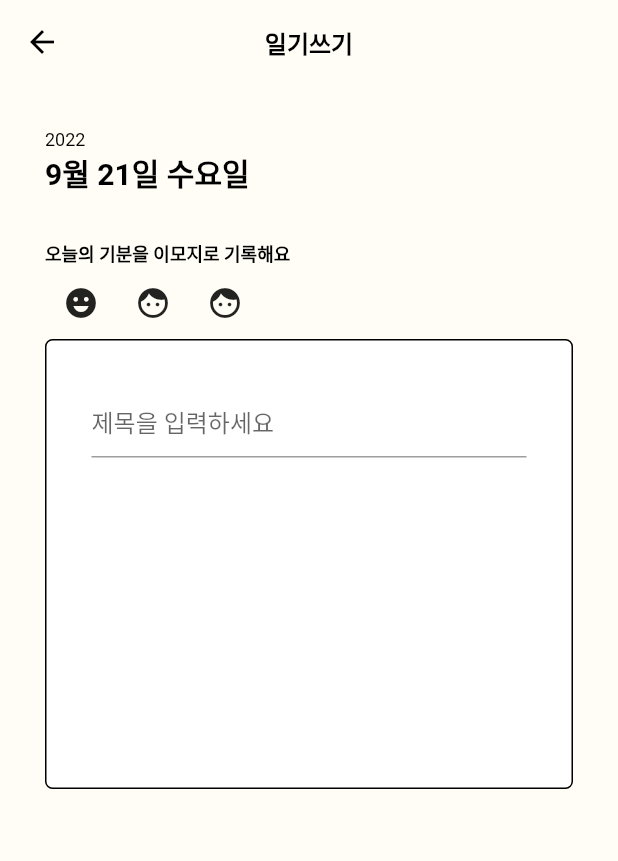
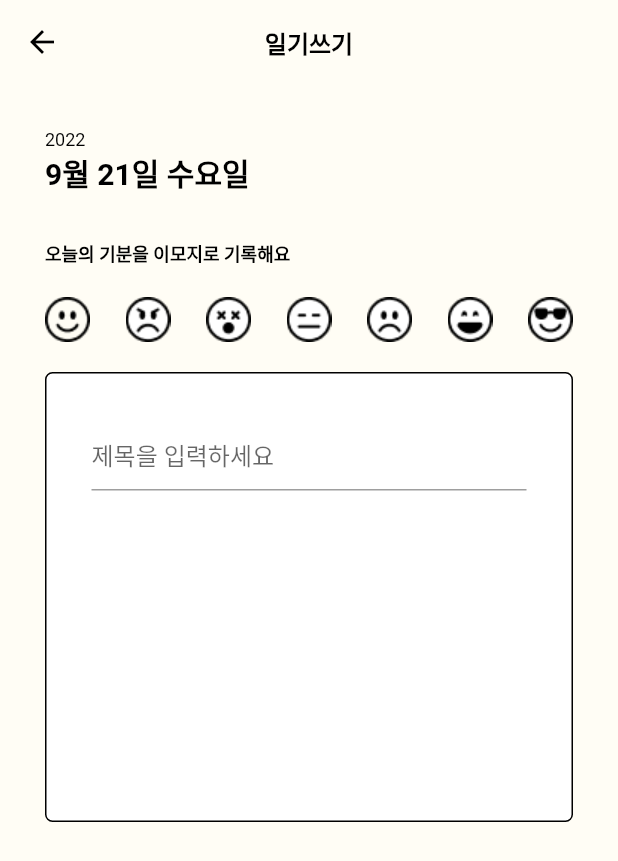
Before and after one commit to JeeSeoyoung/MOOHA, a Flutter app: the WritingPage screen opened by its route, on a phone screen of 412 x 824 dp. Shown: the top 861 px of the screen. Run offline on Flutter 3.47's test engine with Material 2 defaults, Android fonts, the phone set to English and light mode, and no system bars.

Commit message:
image change

```diff
--- a/lib/writingPage.dart
+++ b/lib/writingPage.dart
@@ -41,13 +41,48 @@ class _WritingPageState extends State<WritingPage> {
               '오늘의 기분을 이모지로 기록해요',
               style: Theme.of(context).textTheme.headline3,
             ),
+            SizedBox(height: 20.0),
             Row(
+              mainAxisAlignment: MainAxisAlignment.spaceBetween,
               children: [
-                IconButton(onPressed: () {}, icon: Icon(Icons.emoji_emotions)),
-                IconButton(onPressed: () {}, icon: Icon(Icons.face)),
-                IconButton(onPressed: () {}, icon: Icon(Icons.face)),
+                ColorFiltered(
+                  colorFilter:
+                      ColorFilter.mode(Colors.white, BlendMode.modulate),
+                  child: Image.asset('assets/emoji-smile.png'),
+                ),
+                ColorFiltered(
+                  colorFilter:
+                      ColorFilter.mode(Colors.white, BlendMode.modulate),
+                  child: Image.asset('assets/emoji-angry.png'),
+                ),
+                ColorFiltered(
+                  colorFilter:
+                      ColorFilter.mode(Colors.white, BlendMode.modulate),
+                  child: Image.asset('assets/emoji-dizzy.png'),
+                ),
+                ColorFiltered(
+                  colorFilter:
+                      ColorFilter.mode(Colors.white, BlendMode.modulate),
+                  child: Image.asset('assets/emoji-expressionless.png'),
+                ),
+                ColorFiltered(
+                  colorFilter:
+                      ColorFilter.mode(Colors.white, BlendMode.modulate),
+                  child: Image.asset('assets/emoji-frown.png'),
+                ),
+                ColorFiltered(
+                  colorFilter:
+                      ColorFilter.mode(Colors.white, BlendMode.modulate),
+                  child: Image.asset('assets/emoji-laughing.png'),
+                ),
+                ColorFiltered(
+                  colorFilter:
+                      ColorFilter.mode(Colors.white, BlendMode.modulate),
+                  child: Image.asset('assets/emoji-sunglasses.png'),
+                ),
               ],
             ),
+            SizedBox(height: 20.0),
             Container(
               padding: EdgeInsets.all(30.0),
               height: 300.0,
@@ -75,3 +110,13 @@ class _WritingPageState extends State<WritingPage> {
     );
   }
 }
+
+GestureDetector MoodButton(Image, Color) {
+  return GestureDetector(
+    onTap: () {},
+    child: ColorFiltered(
+      colorFilter: ColorFilter.mode(Colors.white, BlendMode.modulate),
+      child: Image.asset('assets/emoji-sunglasses.png'),
+    ),
+  );
+}
```
Also changed, not shown: assets/emoji-angry.png, assets/emoji-dizzy.png, assets/emoji-expressionless.png, assets/emoji-frown.png, assets/emoji-laughing.png, assets/emoji-sunglasses.png.
